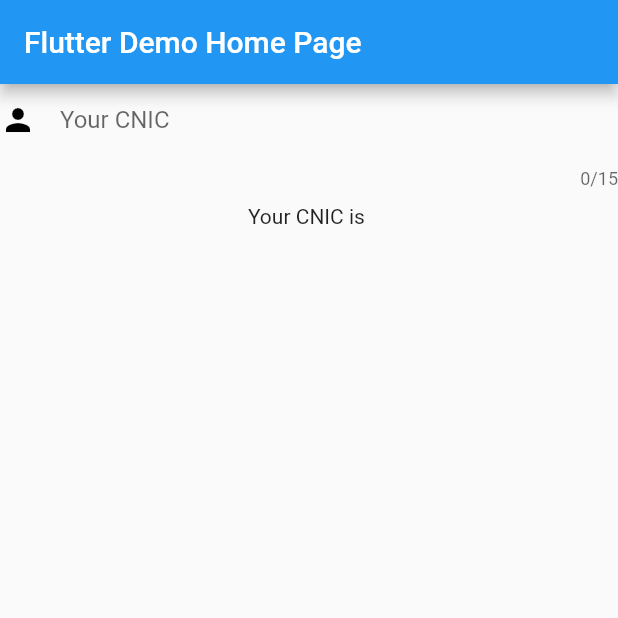
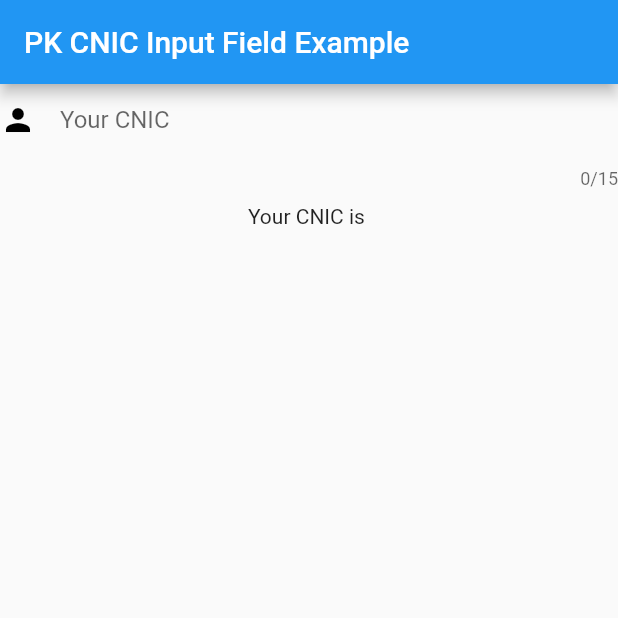
Before and after one commit to itxAdie/pk_cnic_input_field, a Flutter app: the screen it shows after launch, on a phone screen of 412 x 824 dp, the top half of it. Run offline on Flutter 3.47's test engine with Material 2 defaults, Android fonts, the phone set to English and light mode, and no system bars.

Commit message:
Fixes typo

```diff
--- a/example/lib/main.dart
+++ b/example/lib/main.dart
@@ -15,7 +15,7 @@ class MyApp extends StatelessWidget {
         primarySwatch: Colors.blue,
         visualDensity: VisualDensity.adaptivePlatformDensity,
       ),
-      home: MyHomePage(title: 'Flutter Demo Home Page'),
+      home: MyHomePage(title: 'PK CNIC Input Field Example'),
     );
   }
 }
```
